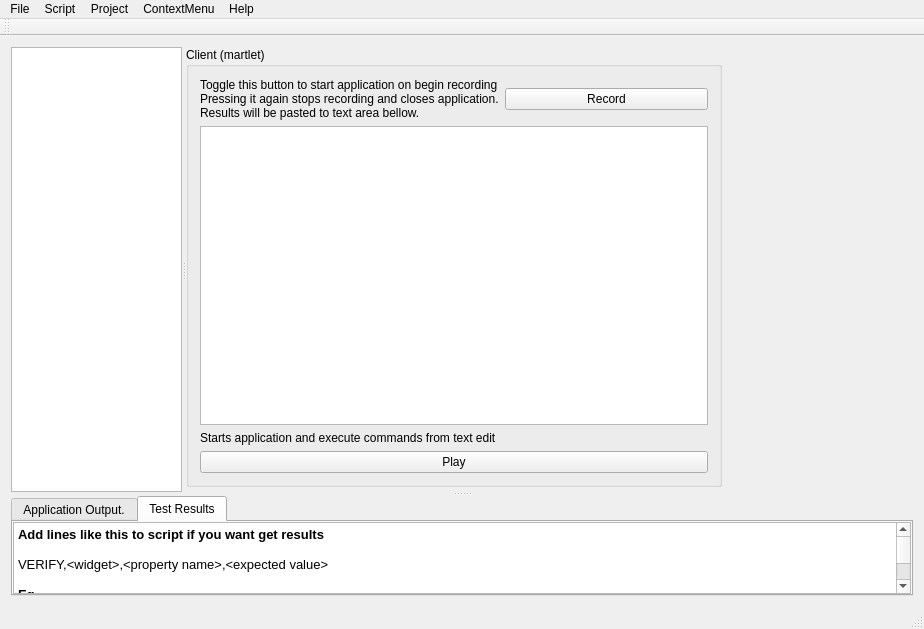
Before: the Qt Designer form martlet/MartletWindow.ui in sashao/martlet, drawn with Qt 5.
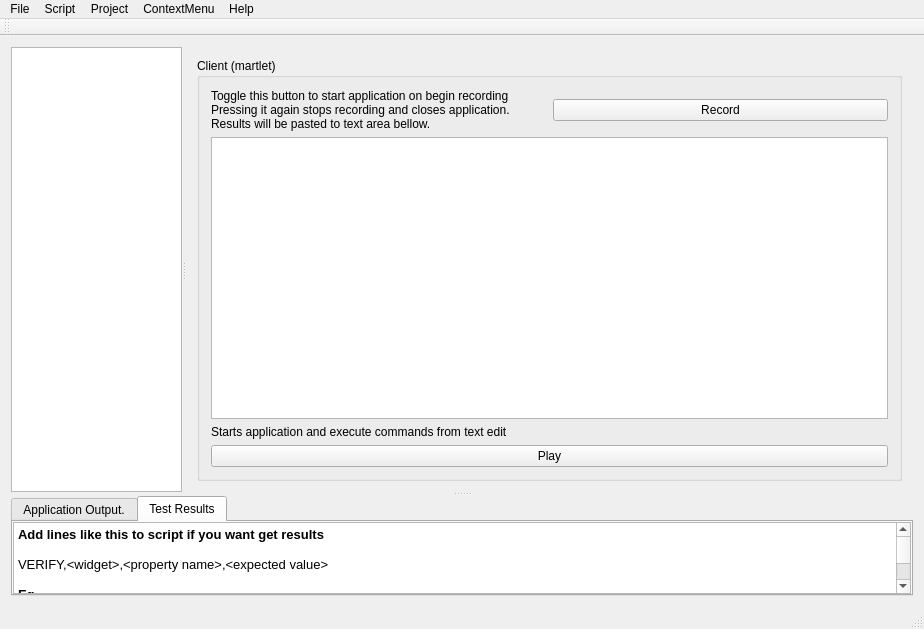
After: the same form once the commit is applied. The open tabs and pages were chosen to show the change.

Commit message: Added welcome pange and some switch functionality.

```diff
--- a/martlet/MartletWindow.ui
+++ b/martlet/MartletWindow.ui
@@ -92,15 +92,9 @@
          </layout>
         </widget>
         <widget class="QWidget" name="filePage">
+         <layout class="QHBoxLayout" name="horizontalLayout_3">
+          <item>
          <widget class="QGroupBox" name="groupBox_2">
-          <property name="geometry">
-           <rect>
-            <x>0</x>
-            <y>0</y>
-            <width>536</width>
-            <height>440</height>
-           </rect>
-          </property>
           <property name="title">
            <string>Client (martlet)</string>
           </property>
@@ -158,6 +152,8 @@
            </item>
           </layout>
          </widget>
+          </item>
+         </layout>
         </widget>
        </widget>
       </widget>
```
Left out of the diff: 18 changed lines with no effect on the pictures. Lines whose indentation alone changed are shown as unchanged. The commit also changes 1 other file.
